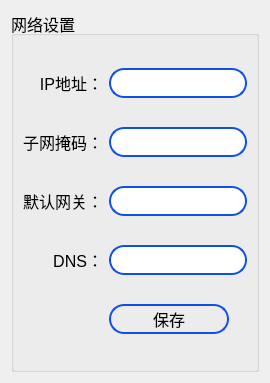
Before: the Qt Designer form setting/setsystem/netsettingdlg.ui in ChinaClever/BusBar-Qt, drawn with Qt 5.
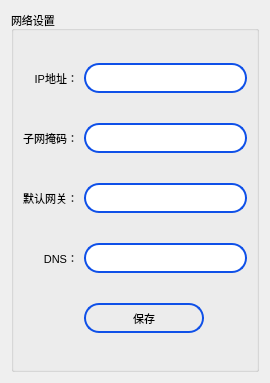
After: the same form once the commit is applied.

Diff of the .ui file:
```diff
--- a/setting/setsystem/netsettingdlg.ui
+++ b/setting/setsystem/netsettingdlg.ui
@@ -10,15 +10,29 @@
     <height>383</height>
    </rect>
   </property>
+  <property name="font">
+   <font>
+    <family>Ubuntu</family>
+    <pointsize>8</pointsize>
+    <italic>false</italic>
+    <bold>false</bold>
+   </font>
+  </property>
   <property name="windowTitle">
    <string>Form</string>
   </property>
+  <property name="styleSheet">
+   <string notr="true">font: 8pt &quot;Ubuntu&quot;;</string>
+  </property>
   <layout class="QVBoxLayout" name="verticalLayout">
    <item>
     <widget class="QGroupBox" name="groupBox_4">
      <property name="font">
       <font>
-       <pointsize>12</pointsize>
+       <family>Ubuntu</family>
+       <pointsize>8</pointsize>
+       <italic>false</italic>
+       <bold>false</bold>
       </font>
      </property>
      <property name="styleSheet">
```
